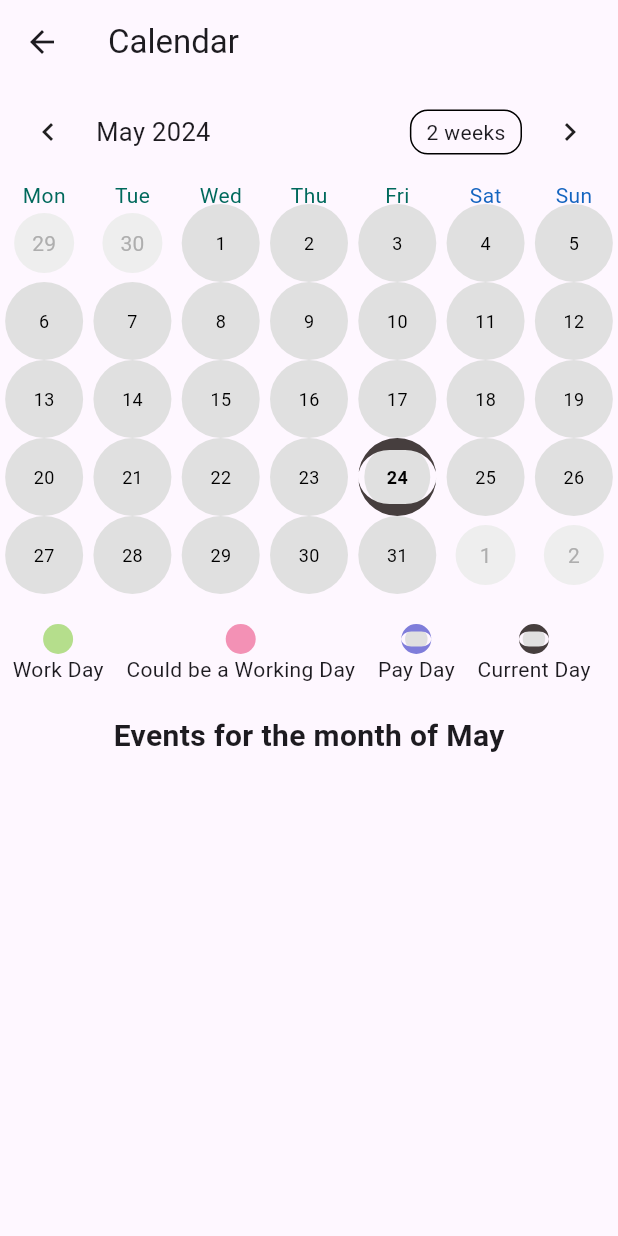
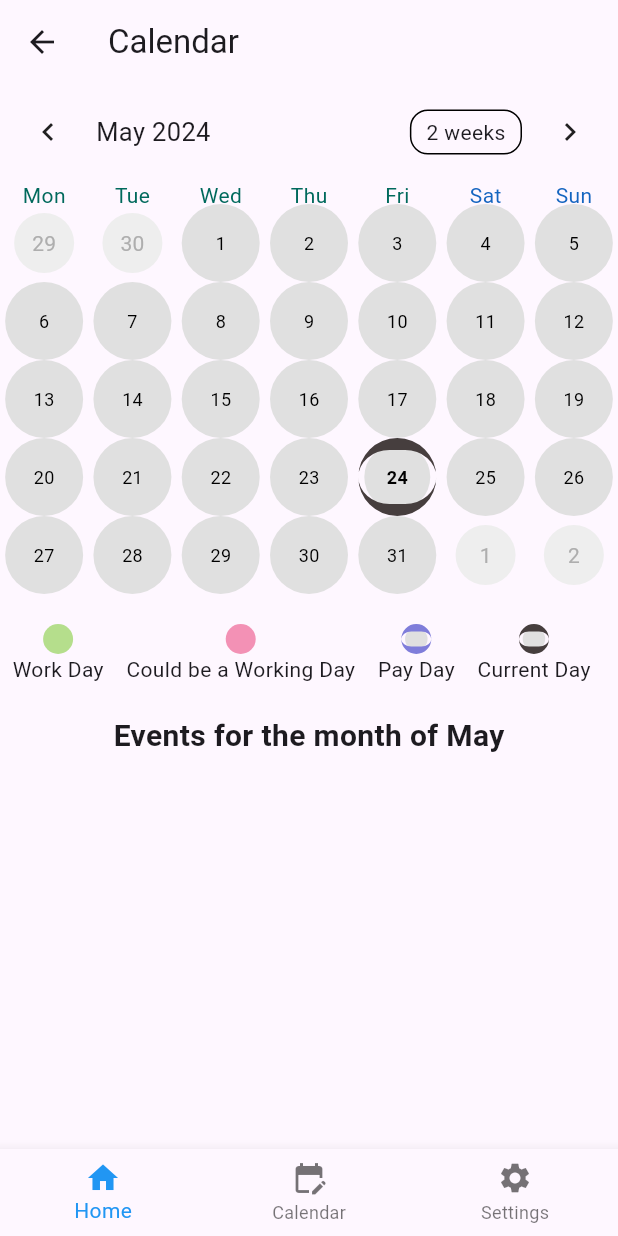
Before and after one commit to ligamt15/work_scheduler, a Flutter app: the CalendarPage screen opened by its route, on a phone screen of 412 x 824 dp. Run offline on Flutter 3.47's test engine with Material 3 defaults, Android fonts, the phone set to English and light mode, and no system bars; drawn by our look-alikes of table_calendar; our stand-ins replace cloud_firestore, firebase_auth, firebase_core; accounts and stored records are empty; network calls fail.

Commit message:
Calendar change to BaseWidget

```diff
--- a/lib/screens/calendar.dart
+++ b/lib/screens/calendar.dart
@@ -81,7 +81,7 @@ class CalendarPageState extends State<CalendarPage> {
 
   @override
   Widget build(BuildContext context) {
-    return Scaffold(
+    return BaseWidget(
       appBar: AppBar(
         title: const Text('Calendar'),
       ),
```
